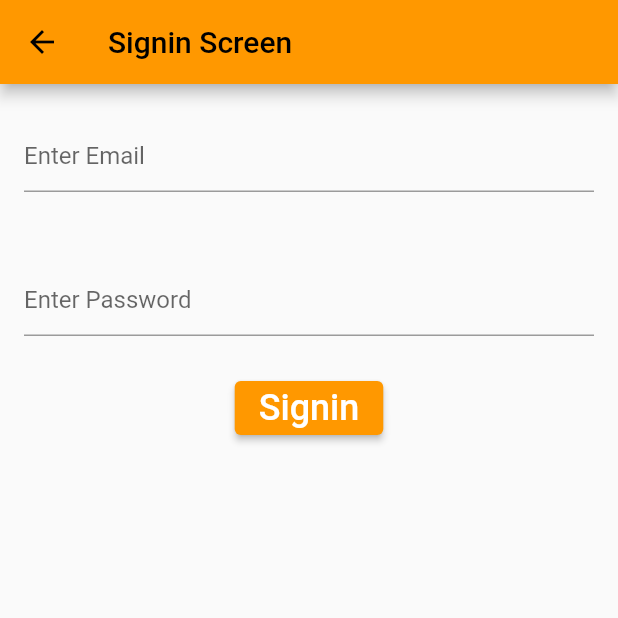
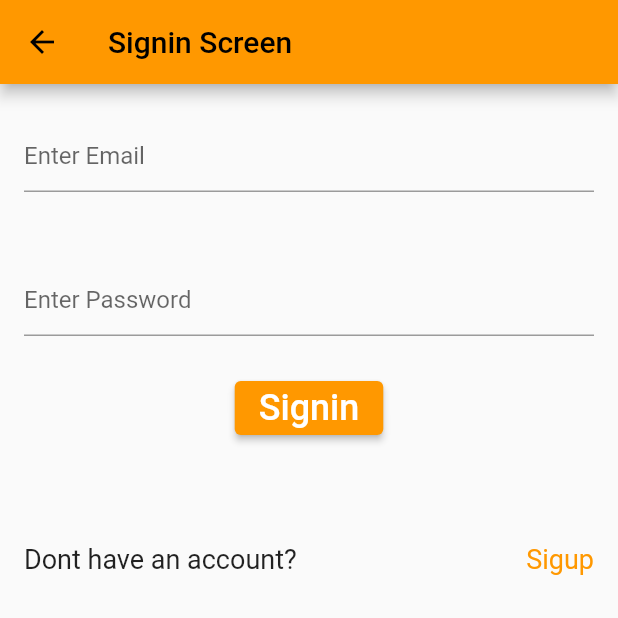
Before and after one commit to toyyibat1/api_auth, a Flutter app: the SigninScreen screen opened directly, on a phone screen of 412 x 824 dp, the top half of it. Run offline on Flutter 3.47's test engine with Material 2 defaults, Android fonts, the light colour scheme and no system bars; our stand-ins replace flutter_secure_storage; accounts and stored records are empty.

Commit message:
little changes

```diff
--- a/lib/src/views/screens/signin_screen.dart
+++ b/lib/src/views/screens/signin_screen.dart
@@ -5,6 +5,8 @@ import 'package:api_auth/src/views/screens/home_screen.dart';
 import 'package:flutter/material.dart';
 import 'package:flutter_secure_storage/flutter_secure_storage.dart';
 import 'package:http/http.dart' as http;
+
+import 'signup_screen.dart';
 
 
 class SigninScreen extends StatefulWidget {
@@ -16,13 +18,13 @@ class SigninScreen extends StatefulWidget {
 
 class _SigninScreenState extends State<SigninScreen> {
   bool _isLoading = false;
-   var errorMsg;
+  var errorMsg;
+  //keys
   final GlobalKey<FormState> _formKey = GlobalKey<FormState>();
+  final GlobalKey<ScaffoldState> _scaffoldKey = GlobalKey<ScaffoldState>();
+//TextEditing controller
   final TextEditingController _emailController = TextEditingController();
   final TextEditingController _passwordController = TextEditingController();
-  final GlobalKey<ScaffoldState>_scaffoldKey=GlobalKey();
-
-    late ScaffoldMessengerState scaffoldMessenger;
 
     @override
   void dispose() {
@@ -73,39 +75,61 @@ class _SigninScreenState extends State<SigninScreen> {
             ),
             ElevatedButton(
               onPressed: (){
-                setState(() {
+                 if (_formKey.currentState!.validate()) {
+                  if(_emailController.text.isEmpty || _passwordController.text.isEmpty ){
+                     final snackBar = SnackBar(content: Text('Please fill all fields'),);
+                      ScaffoldMessenger.of(context).showSnackBar(snackBar);
+                  }
+                  setState(() {
                   _isLoading = true;
-
                 });
-                if(_emailController.text.isEmpty||_passwordController.text.isEmpty)
-
-                login(_emailController.text, _passwordController.text);
+                  login(_emailController.text, _passwordController.text);
+                }
               },
               child: Text('Signin',  style: TextStyle(
                     color: Colors.white,
                     fontSize: 24.0,
-                  ),) )
+                  ),) ),
+                  SizedBox(height: 50,),
+              Padding(
+                padding: const EdgeInsets.all(16.0),
+                child: Row(
+                  mainAxisAlignment: MainAxisAlignment.spaceBetween,
+                  children: [
+                    Text('Dont have an account?', style: TextStyle(fontSize: 18)),
+                    SizedBox(width: 50,),
+                    GestureDetector(
+                      onTap: ()=>  Navigator.of(context).push(MaterialPageRoute(builder: (BuildContext context) => SignupScreen())),
+                      child: Text('Sigup', style: TextStyle(color: Colors.orange, fontSize: 18),))
+                  ],
+                ),
+              )
           ],),
       ),
     );
   }
   login(String email, pass) async{
-    FlutterSecureStorage _storage = FlutterSecureStorage();
+    // FlutterSecureStorage _storage = FlutterSecureStorage();
     Map data = {
       'email': email,
       'password': pass
     };
     var jsonResponse = null;
-    var response = await http.post(Uri.parse("https://reqres.in/api/login"), body: data);
+    var response = await http.post(Uri.parse("https://reqres.in/api/login"),
+    headers: {
+          "Accept": "application/json",
+          // "Content-Type": "application/x-www-form-urlencoded"
+        },
+
+    body: data);
     if(response.statusCode == 200){
       jsonResponse = json.decode(response.body);
       print(jsonResponse);
       if(jsonResponse != null){
         setState(() {
           _isLoading = false;
-
         });
-        await _storage.write(key: "token", value: jsonResponse['token'] );
+        // await _storage.write(key: "token", value: jsonResponse['token'] );
 
     // final readregister = await _storage.read(key: "token");
          Navigator.of(context).pushAndRemoveUntil(MaterialPageRoute(builder: (BuildContext context) => HomeScreen()), (Route<dynamic> route) => false);
--- a/lib/src/views/screens/signup_screen.dart
+++ b/lib/src/views/screens/signup_screen.dart
@@ -2,7 +2,7 @@
 import 'dart:convert';
 
 import 'package:flutter/material.dart';
-import 'package:flutter_secure_storage/flutter_secure_storage.dart';
+// import 'package:flutter_secure_storage/flutter_secure_storage.dart';
 import 'package:http/http.dart' as http;
 
 import 'signin_screen.dart';
@@ -101,7 +101,7 @@ class _SignupScreenState extends State<SignupScreen> {
     );
   }
   register(String email, pass) async{
-    FlutterSecureStorage _storage = FlutterSecureStorage();
+    // FlutterSecureStorage _storage = FlutterSecureStorage();
     Map data = {
       'email': email,
       'password': pass
@@ -122,7 +122,7 @@ class _SignupScreenState extends State<SignupScreen> {
         setState(() {
           _isLoading = false;
         });
-        await _storage.write(key: "token", value: jsonResponse['token'] );
+        // await _storage.write(key: "token", value: jsonResponse['token'] );
 
     // final readregister = await _storage.read(key: "token");
          Navigator.of(context).push(MaterialPageRoute(builder: (BuildContext context) => SigninScreen()));
```
